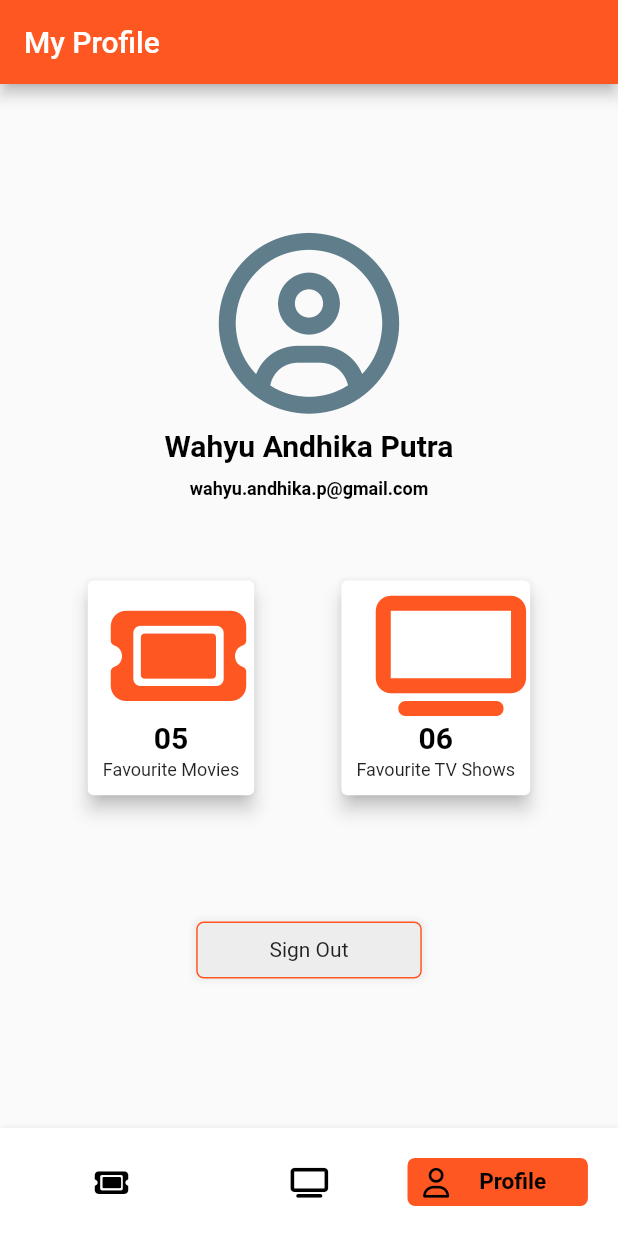
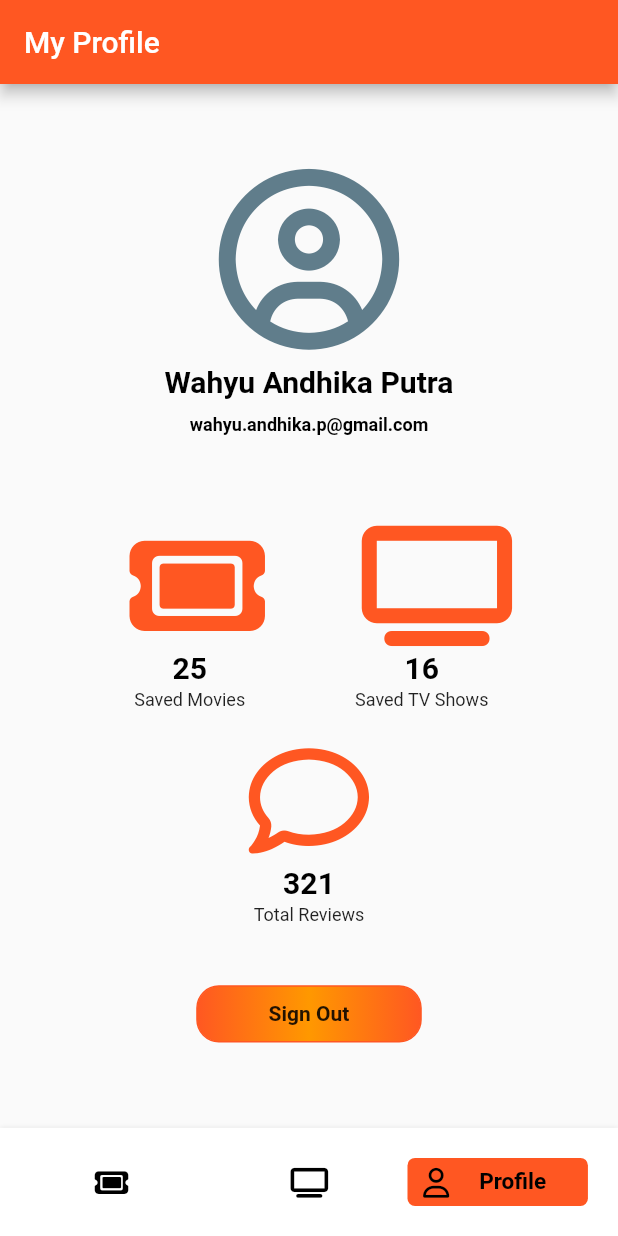
Before and after one commit to wahyuandhikap/moovees, a Flutter app: the screen it shows after launch, item 3 of the bottom bar chosen, on a phone screen of 412 x 824 dp. Run offline on Flutter 3.47's test engine with Material 2 defaults, Android fonts, the phone set to English and light mode, and no system bars; our stand-ins replace dio, flutter_bloc, font_awesome_flutter, get_it; network calls fail.

Commit message:
profile changes

```diff
--- a/lib/feature/movie/persentation/page/movie_page.dart
+++ b/lib/feature/movie/persentation/page/movie_page.dart
@@ -33,6 +33,29 @@ class MoviePage extends StatelessWidget {
                   children: [
                     SizedBox(
                       height: getProportionateScreenHeight(15),
+                    ),
+                    _titleText("Popular Movies"),
+                    SizedBox(
+                      height: getProportionateScreenHeight(15),
+                    ),
+                    MovieHorizontalList(
+                      movies: state.popularMovies?.results,
+                      isEmpty: state.popularMovies?.results?.isEmpty ?? true,
+                      isLoading: state.responseState is ResLoading,
+                      movieType: MovieType.popular,
+                      cardWidth: 200,
+                      cardHeight: 300,
+                      useTitleBackground: true,
+                      onPressedItem: (movieId) {
+                        Navigator.push(
+                            context,
+                            MaterialPageRoute(
+                                builder: (context) =>
+                                    MovieDetailPage(movieId: movieId)));
+                      },
+                    ),
+                    SizedBox(
+                      height: getProportionateScreenHeight(20),
                     ),
                     _titleText("Now Playing"),
                     SizedBox(
@@ -77,29 +100,6 @@ class MoviePage extends StatelessWidget {
                                     MovieDetailPage(movieId: movieId)));
                       },
                     ),
-                    SizedBox(
-                      height: getProportionateScreenHeight(20),
-                    ),
-                    _titleText("Popular Movies"),
-                    SizedBox(
-                      height: getProportionateScreenHeight(15),
-                    ),
-                    MovieHorizontalList(
-                      movies: state.popularMovies?.results,
-                      isEmpty: state.popularMovies?.results?.isEmpty ?? true,
-                      isLoading: state.responseState is ResLoading,
-                      movieType: MovieType.popular,
-                      cardWidth: 200,
-                      cardHeight: 300,
-                      useTitleBackground: true,
-                      onPressedItem: (movieId) {
-                        Navigator.push(
-                            context,
-                            MaterialPageRoute(
-                                builder: (context) =>
-                                    MovieDetailPage(movieId: movieId)));
-                      },
-                    ),
                   ],
                 ),
               ),
--- a/lib/feature/profile/persentation/page/profile_page.dart
+++ b/lib/feature/profile/persentation/page/profile_page.dart
@@ -53,17 +53,19 @@ class ProfilePage extends StatelessWidget {
             SizedBox(
               height: getProportionateScreenHeight(50),
             ),
+            Column(
+              children: [
                 Container(
                   width: getScreenWidth(),
                   child: Row(
                     mainAxisAlignment: MainAxisAlignment.center,
                     children: [
-                  Card(
-                    elevation: 5,
-                    child: Container(
-                      padding: EdgeInsets.all(getProportionateScreenWidth(10)),
+                      Container(
+                        padding:
+                            EdgeInsets.all(getProportionateScreenWidth(10)),
                         child: Column(
                           mainAxisAlignment: MainAxisAlignment.center,
+                          crossAxisAlignment: CrossAxisAlignment.center,
                           children: [
                             Icon(
                               FontAwesomeIcons.ticket,
@@ -74,7 +76,7 @@ class ProfilePage extends StatelessWidget {
                               height: getProportionateScreenHeight(3),
                             ),
                             Text(
-                            "05",
+                              "25",
                               style: TextStyle(
                                 color: Colors.black,
                                 fontSize: getProportionateScreenWidth(20),
@@ -85,7 +87,7 @@ class ProfilePage extends StatelessWidget {
                               height: getProportionateScreenHeight(3),
                             ),
                             Text(
-                            "Favourite Movies",
+                              "Saved Movies",
                               style: TextStyle(
                                 fontSize: getProportionateScreenWidth(12),
                               ),
@@ -93,14 +95,12 @@ class ProfilePage extends StatelessWidget {
                           ],
                         ),
                       ),
-                  ),
                       SizedBox(
                         width: getProportionateScreenWidth(50),
                       ),
-                  Card(
-                    elevation: 5,
-                    child: Container(
-                      padding: EdgeInsets.all(getProportionateScreenWidth(10)),
+                      Container(
+                        padding:
+                            EdgeInsets.all(getProportionateScreenWidth(10)),
                         child: Column(
                           mainAxisAlignment: MainAxisAlignment.center,
                           children: [
@@ -113,7 +113,7 @@ class ProfilePage extends StatelessWidget {
                               height: getProportionateScreenHeight(3),
                             ),
                             Text(
-                            "06",
+                              "16",
                               style: TextStyle(
                                 color: Colors.black,
                                 fontSize: getProportionateScreenWidth(20),
@@ -124,7 +124,7 @@ class ProfilePage extends StatelessWidget {
                               height: getProportionateScreenHeight(3),
                             ),
                             Text(
-                            "Favourite TV Shows",
+                              "Saved TV Shows",
                               style: TextStyle(
                                 fontSize: getProportionateScreenWidth(12),
                               ),
@@ -132,12 +132,47 @@ class ProfilePage extends StatelessWidget {
                           ],
                         ),
                       ),
+                    ],
+                  ),
+                ),
+                Container(
+                  padding: EdgeInsets.all(getProportionateScreenWidth(10)),
+                  child: Column(
+                    mainAxisAlignment: MainAxisAlignment.center,
+                    crossAxisAlignment: CrossAxisAlignment.center,
+                    children: [
+                      Icon(
+                        FontAwesomeIcons.comment,
+                        size: getProportionateScreenWidth(80),
+                        color: Colors.deepOrange,
+                      ),
+                      SizedBox(
+                        height: getProportionateScreenHeight(3),
+                      ),
+                      Text(
+                        "321",
+                        style: TextStyle(
+                          color: Colors.black,
+                          fontSize: getProportionateScreenWidth(20),
+                          fontWeight: FontWeight.bold,
+                        ),
+                      ),
+                      SizedBox(
+                        height: getProportionateScreenHeight(3),
+                      ),
+                      Text(
+                        "Total Reviews",
+                        style: TextStyle(
+                          fontSize: getProportionateScreenWidth(12),
+                        ),
                       ),
                     ],
                   ),
                 ),
+              ],
+            ),
             SizedBox(
-              height: getProportionateScreenHeight(80),
+              height: getProportionateScreenHeight(30),
             ),
             Container(
               width: getProportionateScreenWidth(150),
@@ -145,11 +180,23 @@ class ProfilePage extends StatelessWidget {
               padding: EdgeInsets.all(getProportionateScreenWidth(10)),
               decoration: BoxDecoration(
                 borderRadius: BorderRadius.circular(
-                    getProportionateScreenWidth(5),
+                  getProportionateScreenWidth(15),
                 ),
                 border: Border.all(color: Colors.deepOrange, width: 1.0),
-                  boxShadow: [defaultBoxShadow]),
-              child: const Text("Sign Out"),
+                gradient: LinearGradient(
+                  colors: <Color>[
+                    Colors.deepOrange,
+                    Colors.orange,
+                    Colors.deepOrange,
+                  ],
+                ),
+              ),
+              child: const Text(
+                "Sign Out",
+                style: TextStyle(
+                  fontWeight: FontWeight.bold,
+                ),
+              ),
             ),
           ],
         ),
```
Lines whose indentation alone changed are shown as unchanged.
